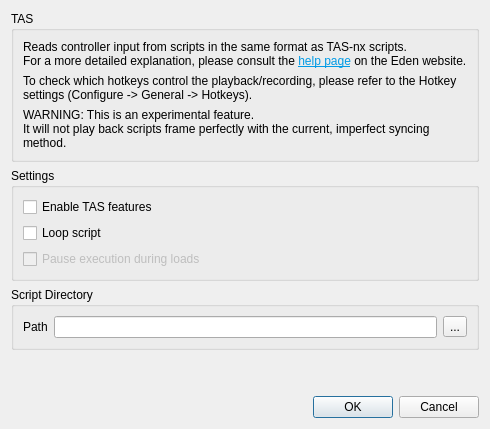
The window that src/yuzu/configuration/configure_tas.ui (rorrim-rorrim/eden-alt) describes before a commit, drawn with Qt 5.
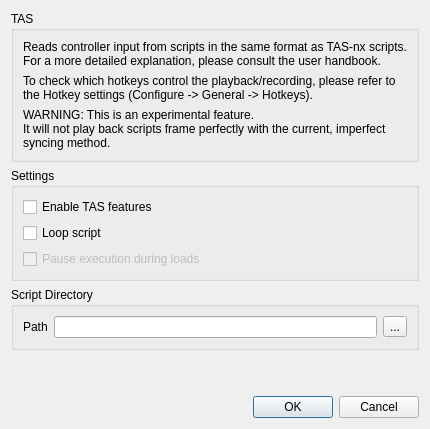
The same window after the commit.

Commit message: [meta] remove stale/dead links in help/about

Diff of the .ui file:
```diff
--- a/src/yuzu/configuration/configure_tas.ui
+++ b/src/yuzu/configuration/configure_tas.ui
@@ -14,7 +14,7 @@
         <item row="0" column="0" colspan="4">
          <widget class="QLabel" name="label_1">
           <property name="text">
-           <string>&lt;html&gt;&lt;head/&gt;&lt;body&gt;&lt;p&gt;Reads controller input from scripts in the same format as TAS-nx scripts.&lt;br/&gt;For a more detailed explanation, please consult the &lt;a href=&quot;https://eden-emulator.github.io/help/feature/tas/&quot;&gt;&lt;span style=&quot; text-decoration: underline; color:#039be5;&quot;&gt;help page&lt;/span&gt;&lt;/a&gt; on the Eden website.&lt;/p&gt;&lt;/body&gt;&lt;/html&gt;</string>
+           <string>&lt;html&gt;&lt;head/&gt;&lt;body&gt;&lt;p&gt;Reads controller input from scripts in the same format as TAS-nx scripts.&lt;br/&gt;For a more detailed explanation, please consult the user handbook.&lt;/p&gt;&lt;/body&gt;&lt;/html&gt;</string>
           </property>
           <property name="openExternalLinks">
            <bool>true</bool>
```
The commit also changes 7 other files.
